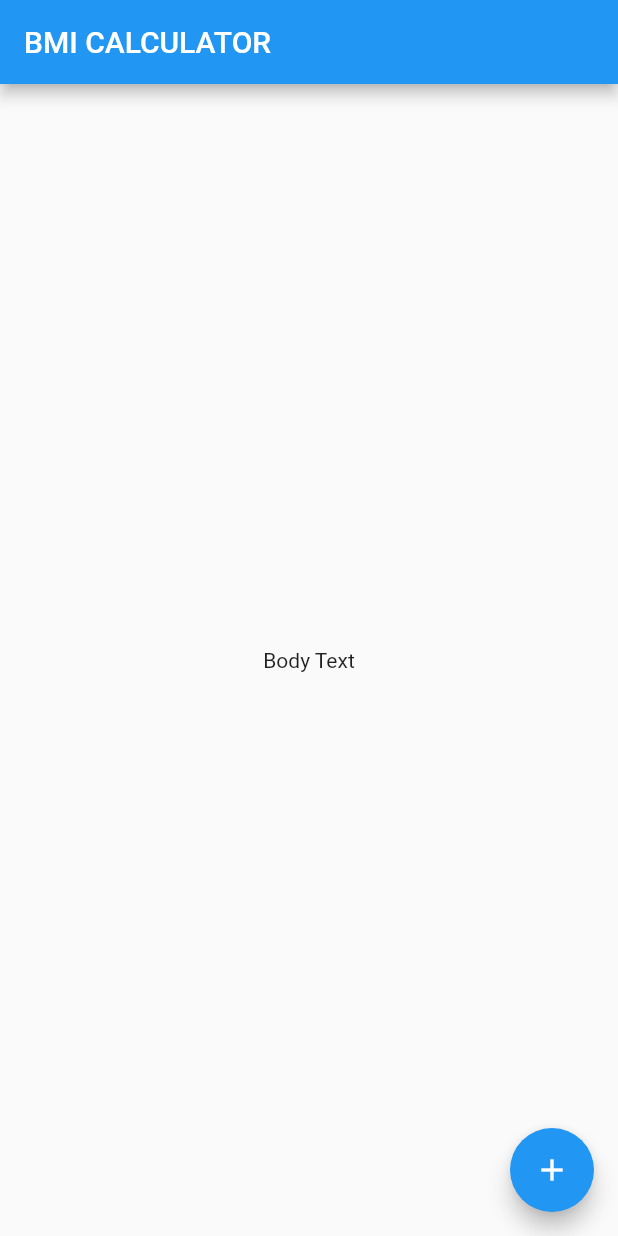
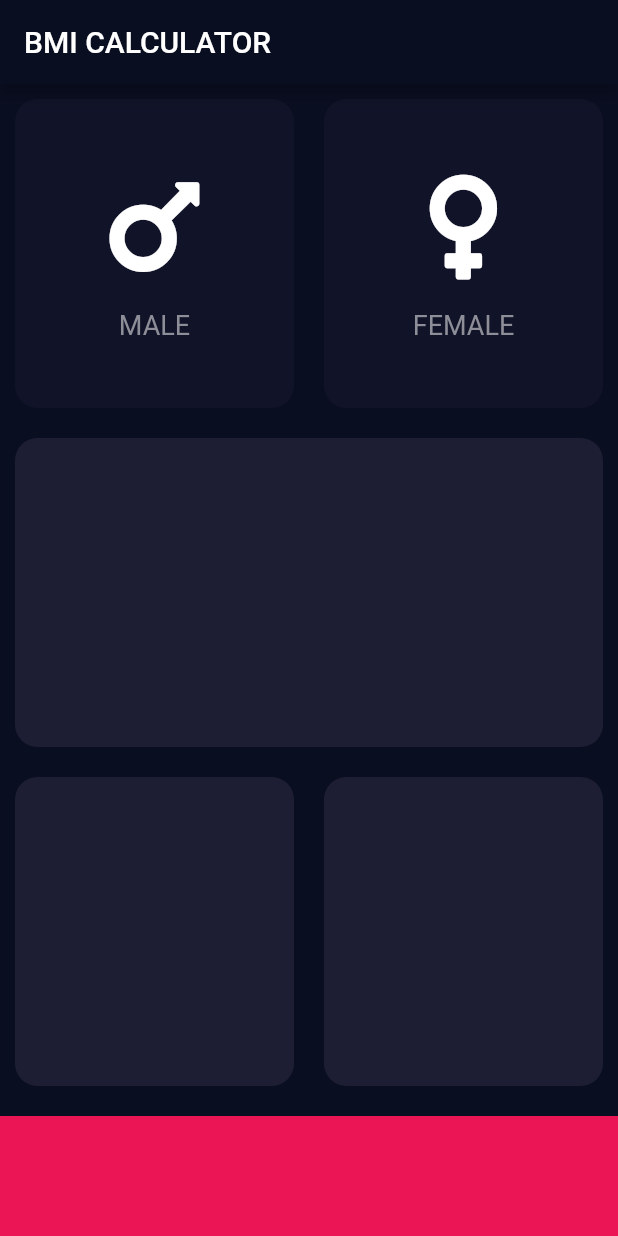
Before and after one commit to pyagmyrov/bmi-calculator, a Flutter app: the screen it shows after launch, on a phone screen of 412 x 824 dp. Run offline on Flutter 3.47's test engine with Material 2 defaults, Android fonts, the phone set to English and light mode, and no system bars; our stand-ins replace font_awesome_flutter.

```diff
--- /dev/null
+++ b/lib/icon_content.dart
@@ -0,0 +1,31 @@
+import 'package:flutter/material.dart';
+
+
+class InsideButton extends StatelessWidget {
+  InsideButton({this.icon,this.label});
+  final IconData icon;
+  final String label;
+
+  @override
+  Widget build(BuildContext context) {
+    return Column(
+      mainAxisAlignment: MainAxisAlignment.center,
+      children: <Widget>[
+        Icon(
+          icon,
+          size: 80.0,
+        ),
+        SizedBox(
+          height: 15.0,
+        ),
+        Text(
+          label,
+          style: TextStyle(
+              color: Color(0xff8d8e98),
+              fontSize: 18.0
+              ),
+        ),
+      ],
+    );
+  }
+}
--- /dev/null
+++ b/lib/input_pages.dart
@@ -0,0 +1,118 @@
+import 'package:flutter/material.dart';
+import 'package:font_awesome_flutter/font_awesome_flutter.dart';
+import 'icon_content.dart';
+import 'reusable.dart';
+
+const bottomContainerHeight = 80.0;
+const buttonColor = Color(0xFF1d1e33);
+const inactiveColor = Color(0xff111328);
+const bottomContainerColor = Color(0xffeb1555);
+
+class InputPage extends StatefulWidget {
+  @override
+  _InputPageState createState() => _InputPageState();
+}
+
+class _InputPageState extends State<InputPage> {
+
+  Color maleCardColour = inactiveColor;
+  Color femaleCardColour = inactiveColor;
+
+
+// 1 = male , 2 = female
+  void updateColor(int gender){
+    //male card pressed
+if (gender == 1){
+  if(maleCardColour == inactiveColor){
+    maleCardColour = buttonColor;
+    femaleCardColour = inactiveColor;
+  }else{
+    maleCardColour = inactiveColor;
+  }
+}
+  if(gender == 2){
+    if(femaleCardColour == inactiveColor){
+      femaleCardColour = buttonColor;
+      maleCardColour = inactiveColor;
+    }
+    else{
+      femaleCardColour = inactiveColor;
+
+  }
+
+}
+  }
+  @override
+  Widget build(BuildContext context) {
+    return Scaffold(
+        appBar: AppBar(
+          title: Text('BMI CALCULATOR'),
+        ),
+        body: Column(
+          children: <Widget>[
+            Expanded(
+              child: Row(
+                children: <Widget>[
+                  Expanded(
+                    child: GestureDetector(
+                      onTap: (){
+                        setState(() {
+                          updateColor(1);
+                        });
+                      },
+                                          child: ReusableCard(
+                          cardChild: InsideButton(
+                            icon: FontAwesomeIcons.mars,
+                            label: 'MALE',
+                          ),
+                          colour: maleCardColour,
+                          ),
+                    ),
+                  ),
+                  Expanded(
+                    child: GestureDetector(
+                      onTap: (){
+                        setState(() {
+                          updateColor(2);
+                        });
+                      },
+                                          child: ReusableCard(
+                        cardChild: InsideButton(
+                          icon: FontAwesomeIcons.venus,
+                          label: 'FEMALE',
+                        ),
+                        colour: femaleCardColour,
+                      ),
+                    ),
+                  ),
+                ],
+              ),
+            ),
+            Expanded(
+                child: ReusableCard(
+              colour: buttonColor,
+            )),
+            Expanded(
+              child: Row(
+                children: <Widget>[
+                  Expanded(
+                      child: ReusableCard(
+                    colour: buttonColor,
+                  )),
+                  Expanded(
+                      child: ReusableCard(
+                    colour: buttonColor,
+                  )),
+                ],
+              ),
+            ),
+            Container(
+              color: bottomContainerColor,
+              margin: EdgeInsets.only(top: 10.0),
+              width: double.infinity,
+              height: bottomContainerHeight,
+            ),
+          ],
+        ));
+  }
+}
--- a/lib/main.dart
+++ b/lib/main.dart
@@ -1,4 +1,6 @@
 import 'package:flutter/material.dart';
+import 'input_pages.dart';
+
 
 void main() => runApp(BMICalculator());
 
@@ -6,29 +8,11 @@ class BMICalculator extends StatelessWidget {
   @override
   Widget build(BuildContext context) {
     return MaterialApp(
+      theme: ThemeData.dark().copyWith(
+primaryColor: Color(0xff0a0e21),
+scaffoldBackgroundColor: Color(0xff0a0e21),
+      ),
       home: InputPage(),
     );
   }
 }
-
-class InputPage extends StatefulWidget {
-  @override
-  _InputPageState createState() => _InputPageState();
-}
-
-class _InputPageState extends State<InputPage> {
-  @override
-  Widget build(BuildContext context) {
-    return Scaffold(
-      appBar: AppBar(
-        title: Text('BMI CALCULATOR'),
-      ),
-      body: Center(
-        child: Text('Body Text'),
-      ),
-      floatingActionButton: FloatingActionButton(
-        child: Icon(Icons.add),
-      ),
-    );
-  }
-}
--- /dev/null
+++ b/lib/reusable.dart
@@ -0,0 +1,20 @@
+import 'package:flutter/material.dart';
+
+
+class ReusableCard extends StatelessWidget {
+  ReusableCard({@required this.colour, this.cardChild});
+  final Color colour;
+  final Widget cardChild;
+
+  @override
+  Widget build(BuildContext context) {
+    return Container(
+      child: cardChild,
+      margin: EdgeInsets.all(10.0),
+      decoration: BoxDecoration(
+        borderRadius: BorderRadius.circular(15.0),
+        color: colour,
+      ),
+    );
+  }
+}
--- a/pubspec.yaml
+++ b/pubspec.yaml
@@ -12,7 +12,10 @@ dependencies:
 
   cupertino_icons: ^0.1.2
 
+  font_awesome_flutter: ^8.8.1
+
 dev_dependencies:
+
   flutter_test:
     sdk: flutter
 
```
Also changed, not shown: 3 other files.
